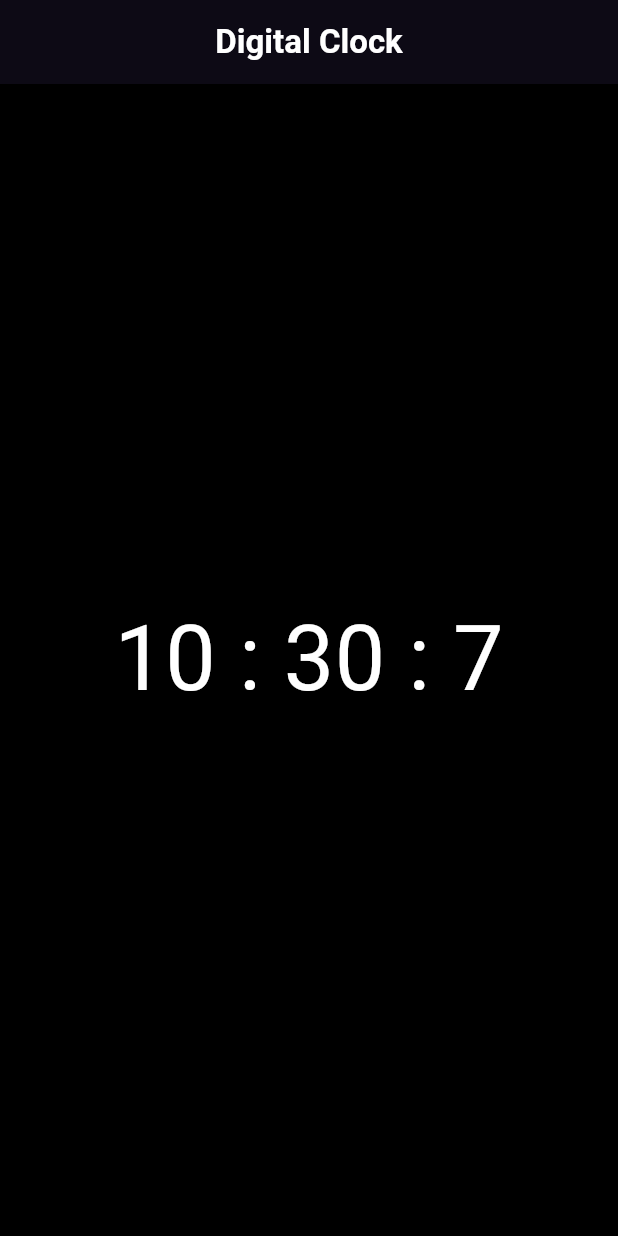
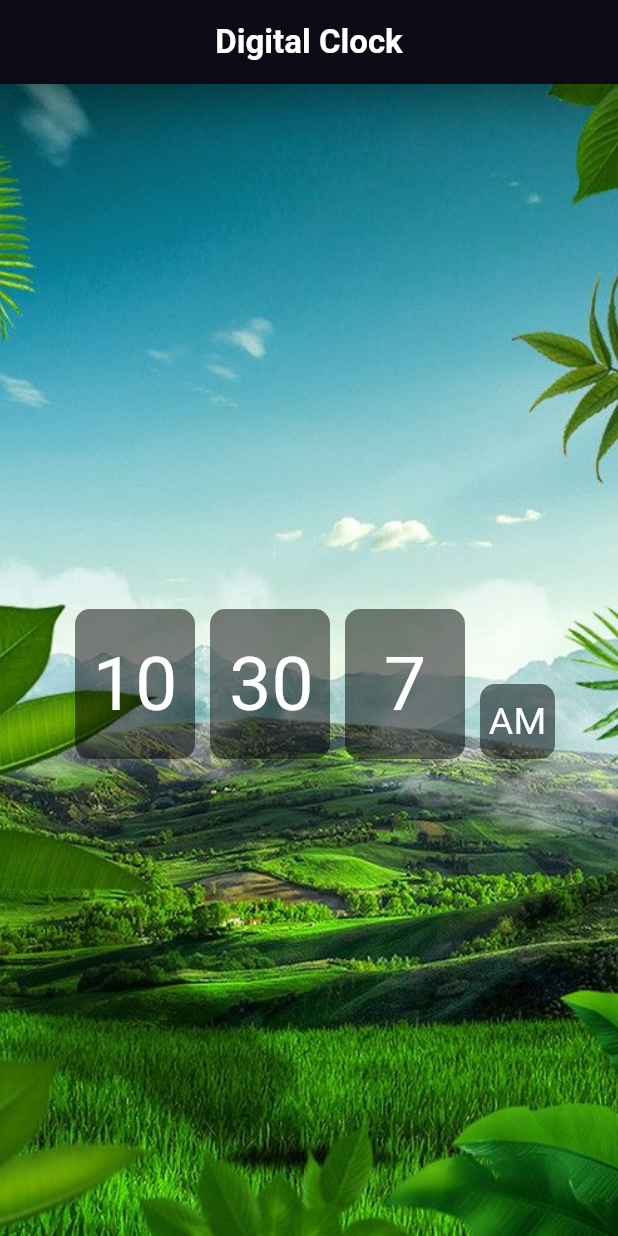
Before and after one commit to MauryaAayush/clock_app, a Flutter app: the screen it shows after launch, on a phone screen of 412 x 824 dp. Run offline on Flutter 3.47's test engine with Material 3 defaults, Android fonts, the phone set to English and light mode, and no system bars.

Commit message:
Radhey radhey

```diff
--- a/lib/view/first.dart
+++ b/lib/view/first.dart
@@ -21,6 +21,9 @@ class _SimpleClockState extends State<SimpleClock> {
   @override
   Widget build(BuildContext context) {
 
+    int hour = dateTime.hour % 12;
+    hour = (hour == 0) ? 12 : hour;
+
     Timer.periodic(
       Duration(seconds: 1),
         (timer){
@@ -42,25 +45,89 @@ class _SimpleClockState extends State<SimpleClock> {
        shadowColor: Colors.black,
       ),
       body: Center(
-        child: Container(
-                color: Colors.black,
+        child: Stack(
+            children:[
+              Container(
+                height: double.infinity,
+                width:double.infinity ,
+                  // color: Colors.blue,
+                  child: Image.asset('assets/images/back.jpg',fit: BoxFit.fitHeight,),
+              ),
+            Positioned(
+              top: 350,
+              left: 50,
               child: Row(
                 mainAxisAlignment: MainAxisAlignment.center,
+                // crossAxisAlignment: CrossAxisAlignment.end,
                 children: [
-              Text('${dateTime.hour % 12} :',style: TextStyle(
+
+                  Container(
+                    height: 100,
+                    width: 80,
+                    alignment: Alignment.center,
+                    decoration: BoxDecoration(
+                        color: Colors.black.withOpacity(0.5),
+                        borderRadius: BorderRadius.all(Radius.circular(10)),
+
+                    ),
+
+                    child: Text('$hour',style: TextStyle(
                       color: Colors.white,
-                fontSize: 60
+                      fontSize: 50,
+                      ),
+                    ),
+                  ),
+                  SizedBox(width: 10,),
+                  Container(
+                    height: 100,
+                    width: 80,
+                    alignment: Alignment.center,
+                    decoration: BoxDecoration(
+                      color: Colors.black.withOpacity(0.5),
+                      borderRadius: BorderRadius.all(Radius.circular(10))
+                    ),
+
+                    child: Text(' ${dateTime.minute} ',style: TextStyle(
+                        color: Colors.white,
+                        fontSize: 50
+                     ),
+                    ),
+                  ),
+                  SizedBox(width: 10,),
+                  Container(
+                    height: 100,
+                    width: 80,
+                    alignment: Alignment.center,
+                    decoration: BoxDecoration(
+                        color: Colors.black.withOpacity(0.5),
+                        borderRadius: BorderRadius.all(Radius.circular(10))
+                    ),
+                    child: Text('${dateTime.second}',style: TextStyle(
+                        color: Colors.white,
+                        fontSize: 50
                     ),),
-              Text(' ${dateTime.minute} : ',style: TextStyle(
+                  ),
+                  SizedBox(width: 10,),
+                  Padding(
+                    padding: const EdgeInsets.fromLTRB(0, 50, 0, 0),
+                    child: Container(
+                      height: 50,
+                      width: 50,
+                      alignment: Alignment.center,
+                      decoration: BoxDecoration(
+                          color: Colors.black.withOpacity(0.5),
+                          borderRadius: BorderRadius.all(Radius.circular(10))
+                      ),
+                      child: Text("${dateTime.hour < 12 ? 'AM' : 'PM'}",style: TextStyle(
                           color: Colors.white,
-                  fontSize: 60
+                          fontSize: 25
                       ),),
-              Text('${dateTime.second}',style: TextStyle(
-                  color: Colors.white,
-                  fontSize: 60
-              ),),
+                    ),
+                  ),
                 ],
               ),
+            ),
+        ]
         ),
       )
     );
--- a/pubspec.yaml
+++ b/pubspec.yaml
@@ -62,6 +62,8 @@ flutter:
   # assets:
   #   - images/a_dot_burr.jpeg
   #   - images/a_dot_ham.jpeg
+  assets:
+    - assets/images/
 
   # An image asset can refer to one or more resolution-specific "variants", see
   # https://flutter.dev/assets-and-images/#resolution-aware
```
Also changed, not shown: Screenshot_20240227_232952.png (added), assets/images/back.jpg (added), 1 other file. Lines whose indentation alone changed are shown as unchanged.
